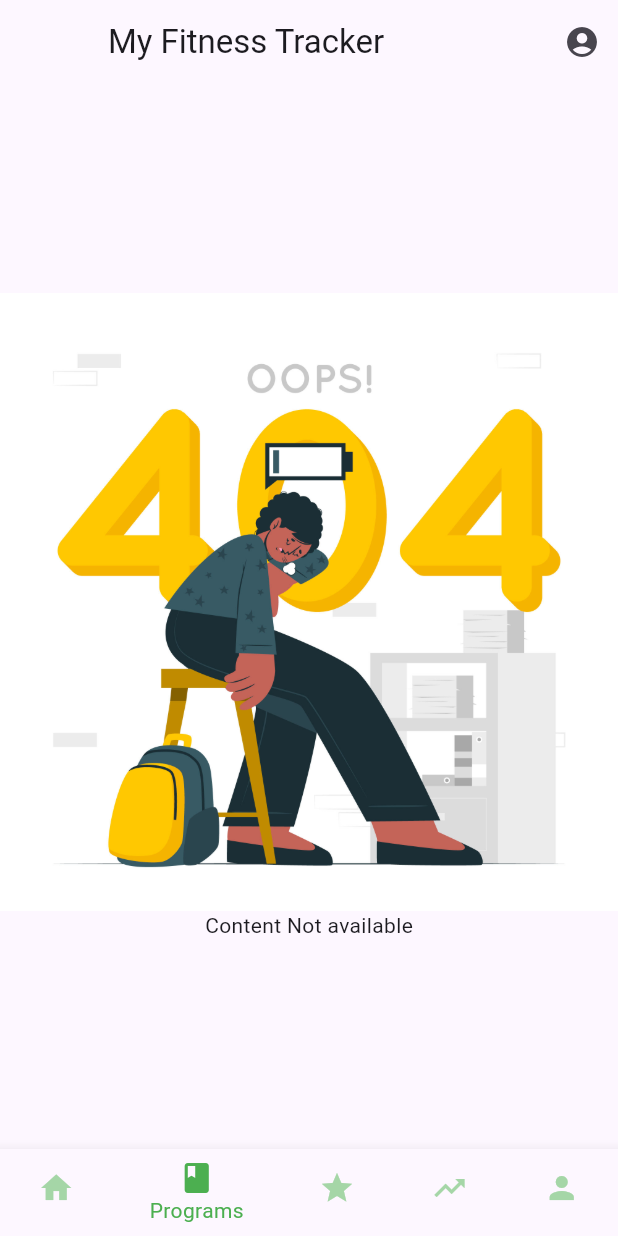
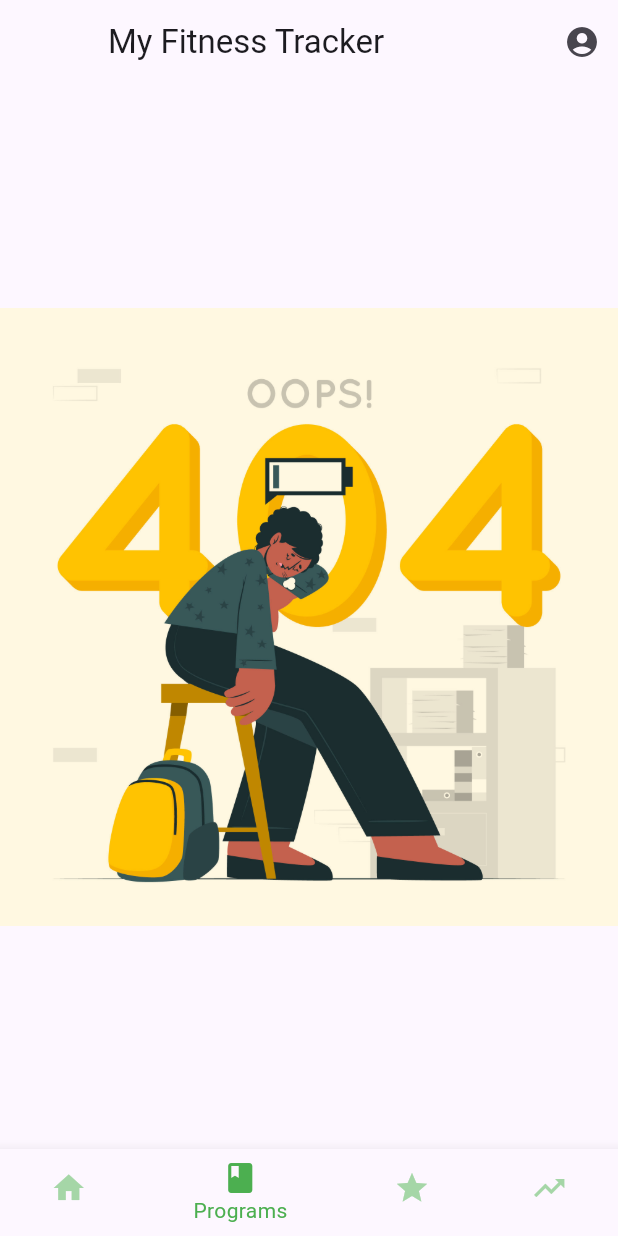
Before and after one commit to 45afeef/fitness_app, a Flutter app: the HomePage screen opened by its route, item 2 of the bottom bar chosen, on a phone screen of 412 x 824 dp. Run offline on Flutter 3.47's test engine with Material 3 defaults, Android fonts, the phone set to English and light mode, and no system bars; our stand-ins replace firebase_auth, firebase_core, flutter_animate, go_router, shared_preferences; missing offline and left inert: firebase_ui_auth, firebase_ui_oauth_google; accounts and stored records are empty; network calls fail.

Commit message:
updated 404 page with image

```diff
--- a/lib/features/home/home_screen.dart
+++ b/lib/features/home/home_screen.dart
@@ -28,7 +28,6 @@ class _HomePageState extends State<HomePage> {
     const NotFoundPage(),
     const NotFoundPage(),
     const NotFoundPage(),
-    const ProfileScreen(),
   ];
 
   @override
@@ -71,10 +70,6 @@ class _HomePageState extends State<HomePage> {
           BottomNavigationBarItem(
             icon: Icon(Icons.trending_up),
             label: 'Progress',
-          ),
-          BottomNavigationBarItem(
-            icon: Icon(Icons.person),
-            label: 'Profile',
           ),
         ],
         currentIndex: _selectedIndex,
--- a/lib/features/home/not_found.dart
+++ b/lib/features/home/not_found.dart
@@ -9,8 +9,11 @@ class NotFoundPage extends StatelessWidget {
       crossAxisAlignment: CrossAxisAlignment.center,
       mainAxisAlignment: MainAxisAlignment.center,
       children: [
-        Image.asset('assets/images/not_found.jpg'),
-        const Text('Content Not available'),
+        Image.asset(
+          'assets/images/not_found.jpg',
+          color: Theme.of(context).colorScheme.background,
+          colorBlendMode: BlendMode.multiply,
+        ),
       ],
     );
   }
```
